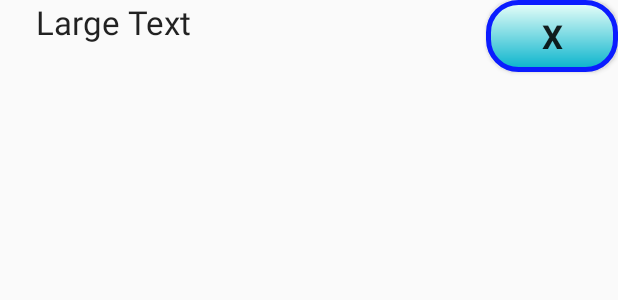
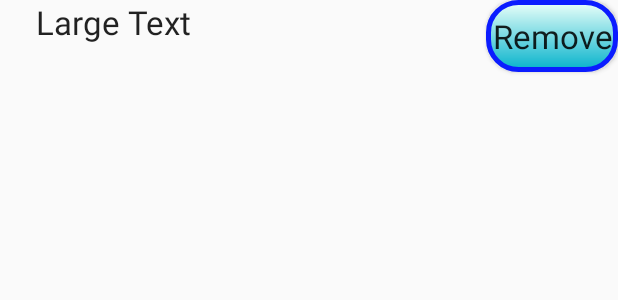
Before and after one commit to mvoishchev/Android-Porject, an Android app: the layout fridge_db_listview.xml on its own in the app's theme, with its tools: preview values and no code run, on a phone screen of 412 x 824 dp. Shown: the top 300 px of the screen. Run offline under Robolectric (Android 15) with nearby library versions, the phone set to English and light mode, and no system bars.

```diff
--- a/app/src/main/res/layout/fridge_db_listview.xml
+++ b/app/src/main/res/layout/fridge_db_listview.xml
@@ -12,15 +12,16 @@
         android:layout_alignParentLeft="true"
         android:layout_alignParentStart="true"
         android:layout_marginLeft="24dp"
-        android:layout_marginStart="24dp" />
+        android:layout_marginStart="24dp"
+        android:layout_marginTop="0dp"
+        android:layout_marginBottom="0dp"/>
 
     <Button
         android:layout_width="wrap_content"
         android:layout_height="wrap_content"
         android:textAppearance="?android:attr/textAppearanceLarge"
-        android:textStyle="bold"
         android:background="@layout/button"
-        android:text="X"
+        android:text="Remove"
         android:id="@+id/delete"
         android:layout_alignParentRight="true"
         />
```
